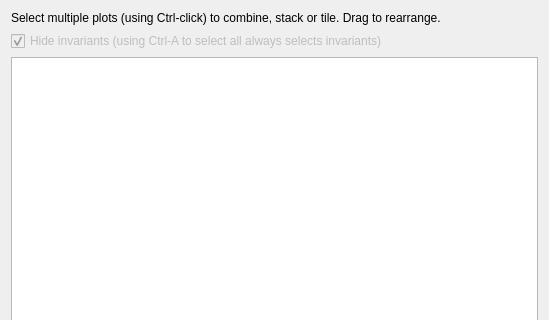
Old version of the form infobiotics/dashboard/plugins/simulator_results/plots_preview_dialog.ui in the repository jvb/infobiotics-dashboard; both pictures show x 0 to 549 and y 0 to 320 of the 549 by 480 pixel window.
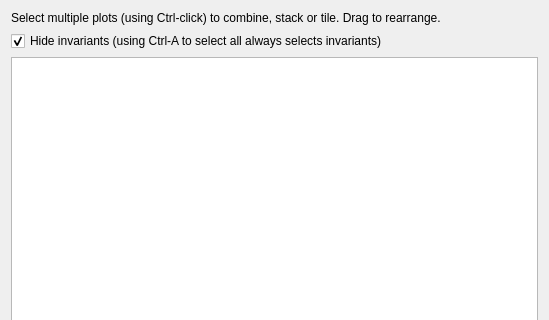
New version of the form. Custom widgets are drawn as their Qt base class.

```diff
--- a/infobiotics/dashboard/plugins/simulator_results/plots_preview_dialog.ui
+++ b/infobiotics/dashboard/plugins/simulator_results/plots_preview_dialog.ui
@@ -27,7 +27,7 @@
    <item>
     <widget class="QCheckBox" name="hideInvariantsCheckBox">
      <property name="enabled">
-      <bool>false</bool>
+      <bool>true</bool>
      </property>
      <property name="text">
       <string>Hide invariants (using Ctrl-A to select all always selects invariants)</string>
```
